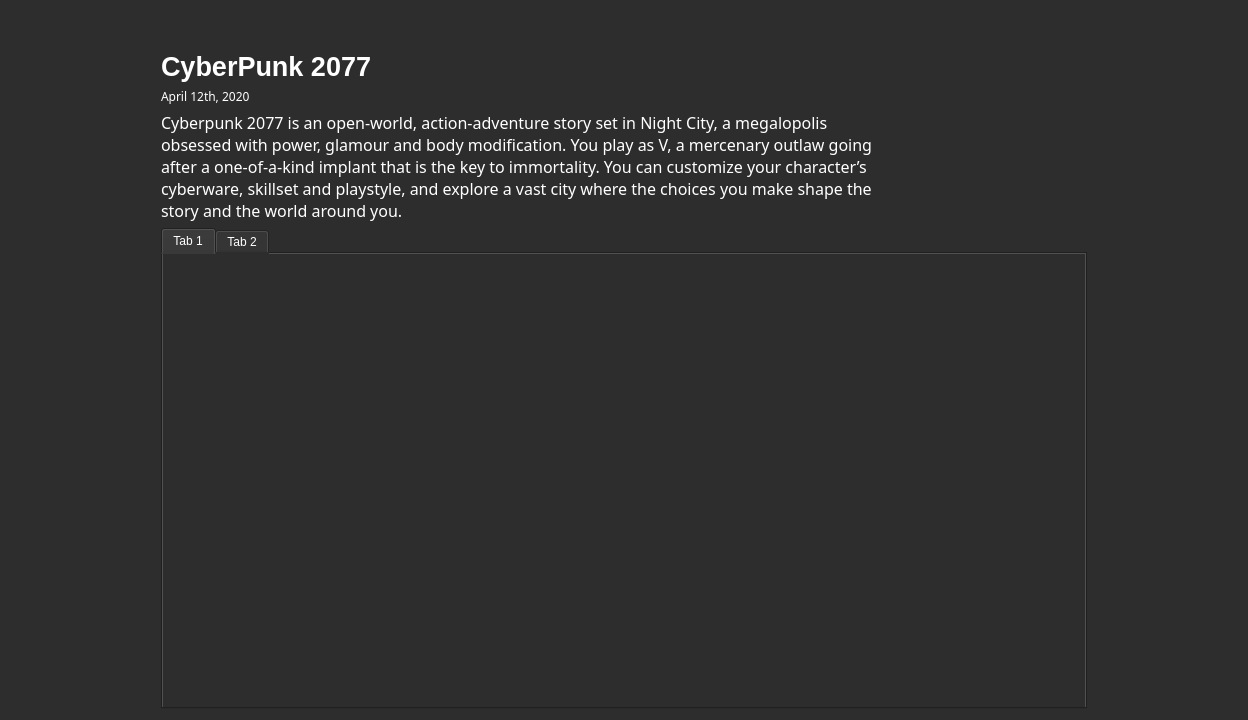
davidAzr/VGTrackerDesktop, file VGTrackerDesktop/gameinfo.ui: the form before one commit.
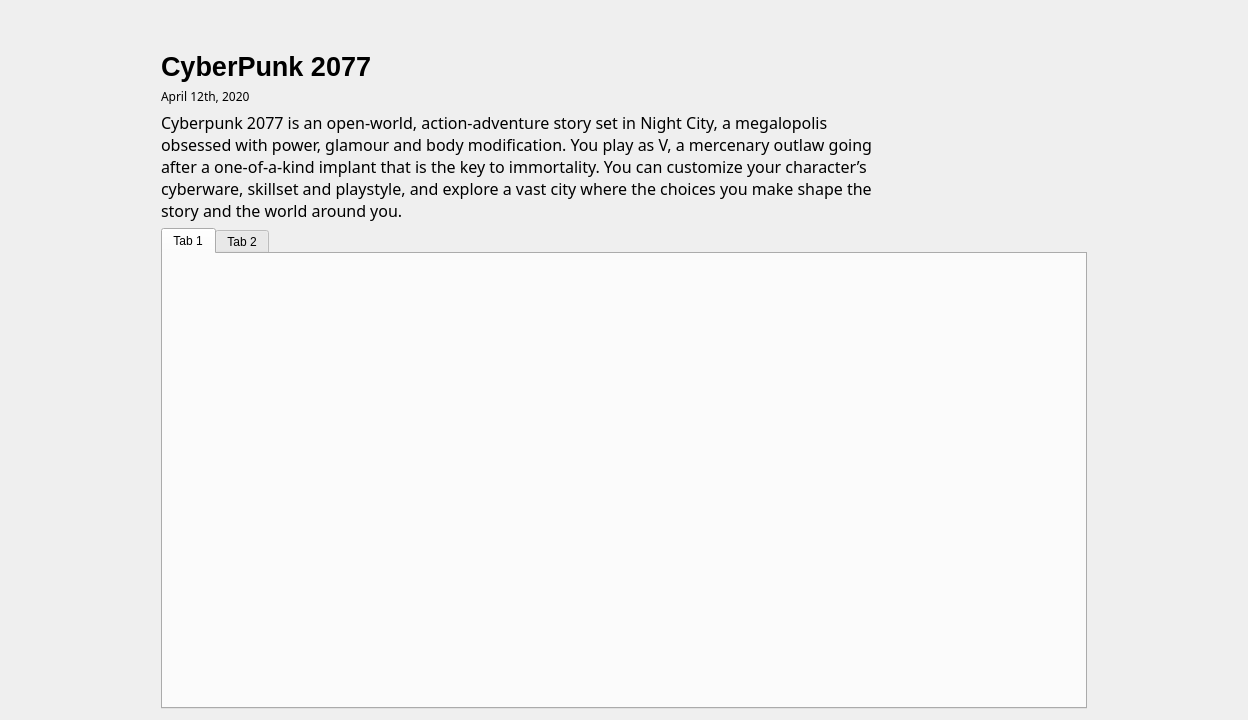
The form after the commit. Icons and pictures are not drawn.

```diff
--- a/VGTrackerDesktop/gameinfo.ui
+++ b/VGTrackerDesktop/gameinfo.ui
@@ -14,8 +14,7 @@
    <string>Form</string>
   </property>
   <property name="styleSheet">
-   <string notr="true">background-color: rgb(45, 45, 45);
-color: white</string>
+   <string notr="true"/>
   </property>
   <layout class="QGridLayout" name="gridLayout">
    <item row="1" column="0">
```
Left out of the diff: 9 changed lines with no effect on the pictures.
